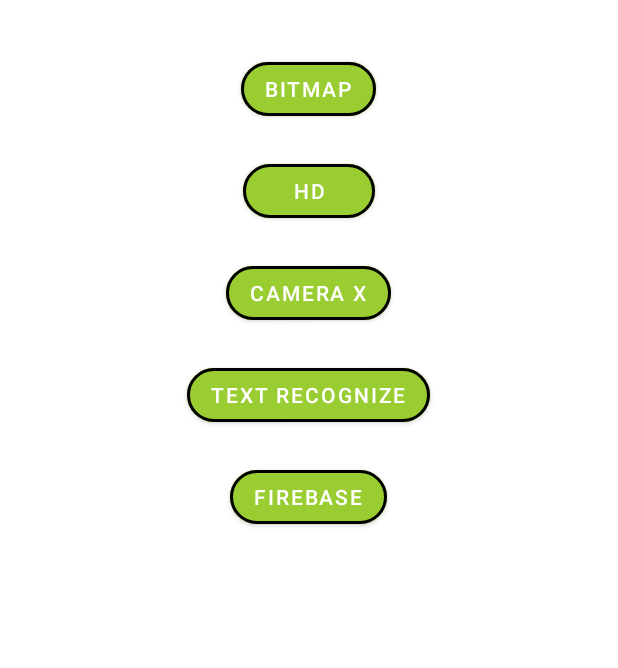
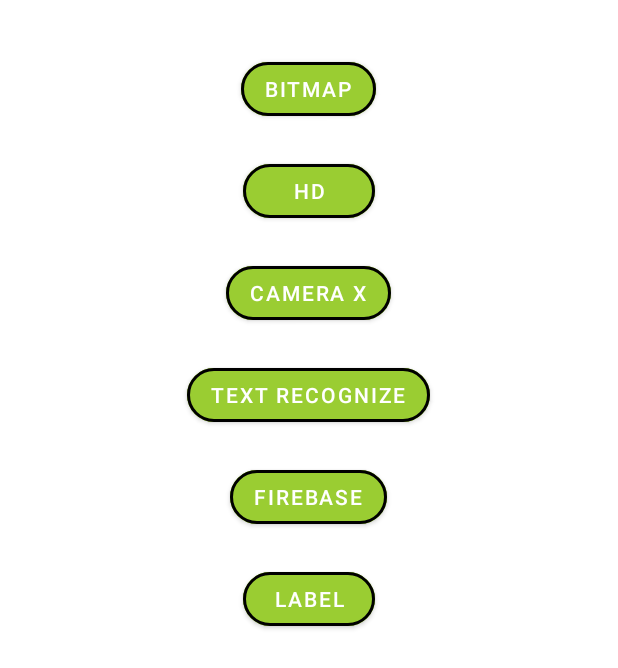
Before and after one commit to uditjain100/FireCamera, an Android app: the screen it shows after launch (MainActivity), on a phone screen of 412 x 824 dp. Shown: the top 668 px of the screen. Run offline under Robolectric (Android 15) with nearby library versions, the phone set to English and light mode, and no system bars.

Commit message:
Image Labelling Work Added

```diff
--- a/app/build.gradle
+++ b/app/build.gradle
@@ -32,6 +32,7 @@ dependencies {
     implementation 'androidx.constraintlayout:constraintlayout:1.1.3'
     implementation 'com.google.firebase:firebase-storage:19.1.1'
     implementation 'com.google.firebase:firebase-ml-vision:24.0.3'
+    implementation 'com.google.firebase:firebase-ml-vision-image-label-model:20.0.1'
     implementation 'com.google.firebase:firebase-core:15.0.2'
     testImplementation 'junit:junit:4.12'
     androidTestImplementation 'androidx.test.ext:junit:1.1.1'
@@ -43,6 +44,7 @@ dependencies {
     implementation "androidx.camera:camera-camera2:${camerax_version}"
     implementation 'org.jetbrains.kotlinx:kotlinx-coroutines-play-services:1.3.6'
     implementation 'com.squareup.picasso:picasso:2.71828'
+    implementation 'com.github.d-max:spots-dialog:1.1@aar'
 //    implementation "androidx.camera:camera-lifecycle:${camerax_version}"
 //    implementation "androidx.camera:camera-view:${camerax_version}"
 //    implementation "androidx.camera:camera-extensions:${camerax_version}"
--- a/app/src/main/java/udit/programmer/co/firecamera/MainActivity.kt
+++ b/app/src/main/java/udit/programmer/co/firecamera/MainActivity.kt
@@ -31,6 +31,10 @@ class MainActivity : AppCompatActivity() {
             startActivity(Intent(this, FirebaseActivity::class.java))
         }
 
+        image_labelling_btn.setOnClickListener {
+            startActivity(Intent(this, ImageLabelActivity::class.java))
+        }
+
     }
 
 }
--- a/app/src/main/java/udit/programmer/co/firecamera/TextRecognizerActivity.kt
+++ b/app/src/main/java/udit/programmer/co/firecamera/TextRecognizerActivity.kt
@@ -58,7 +58,8 @@ class TextRecognizerActivity : AppCompatActivity() {
         recognizer.processImage(image).addOnSuccessListener {
             process_Image(it)
         }.addOnFailureListener {
-            Toast.makeText(this, "Failed :(", Toast.LENGTH_LONG).show()
+            Toast.makeText(this, "Failed $it :(", Toast.LENGTH_LONG).show()
+            image_name_tv.text = it.toString()
         }
     }
 
--- a/app/src/main/res/layout/activity_main.xml
+++ b/app/src/main/res/layout/activity_main.xml
@@ -82,5 +82,20 @@
         app:strokeColor="@color/Black"
         app:strokeWidth="2dp" />
 
+    <com.google.android.material.button.MaterialButton
+        android:id="@+id/image_labelling_btn"
+        android:layout_width="wrap_content"
+        android:layout_height="wrap_content"
+        android:layout_below="@id/firebase_btn"
+        android:layout_centerInParent="true"
+        android:layout_margin="10dp"
+        android:backgroundTint="@color/YellowGreen"
+        android:gravity="center"
+        android:text="Label"
+        app:cornerRadius="40dp"
+        app:rippleColor="@color/Yellow"
+        app:strokeColor="@color/Black"
+        app:strokeWidth="2dp" />
+
 
 </RelativeLayout>
```
Also changed, not shown: app/src/main/AndroidManifest.xml (+6 -1 lines), app/src/main/java/udit/programmer/co/firecamera/ImageLabelActivity.kt (added, +135 -0 lines).
